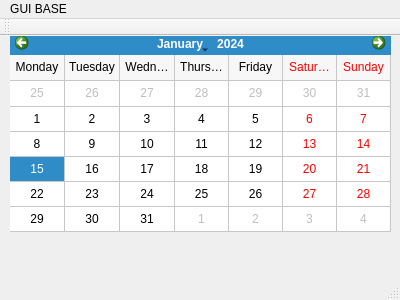
Giorat/LifeFit---progetto-P2, file GUIBase/mainwindow.ui: the form before one commit.
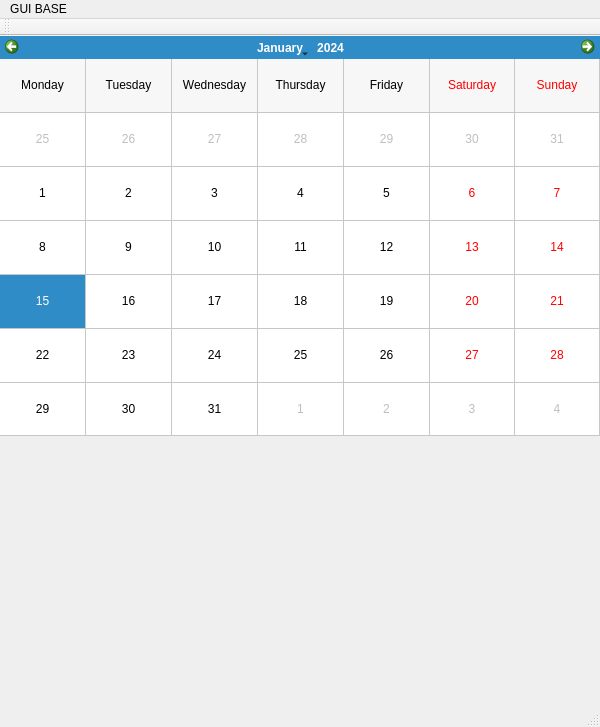
The form after the commit. Custom widgets are drawn as their Qt base class.

The edit to the form file:
```diff
--- a/GUIBase/mainwindow.ui
+++ b/GUIBase/mainwindow.ui
@@ -6,10 +6,16 @@
    <rect>
     <x>0</x>
     <y>0</y>
-    <width>400</width>
-    <height>300</height>
+    <width>600</width>
+    <height>727</height>
    </rect>
   </property>
+  <property name="minimumSize">
+   <size>
+    <width>600</width>
+    <height>550</height>
+   </size>
+  </property>
   <property name="windowTitle">
    <string>MainWindow</string>
   </property>
@@ -17,12 +23,18 @@
    <widget class="QCalendarWidget" name="calendarWidget">
     <property name="geometry">
      <rect>
-      <x>10</x>
-      <y>-4</y>
-      <width>381</width>
-      <height>200</height>
+      <x>0</x>
+      <y>0</y>
+      <width>600</width>
+      <height>400</height>
      </rect>
     </property>
+    <property name="minimumSize">
+     <size>
+      <width>600</width>
+      <height>400</height>
+     </size>
+    </property>
     <property name="gridVisible">
      <bool>true</bool>
     </property>
@@ -39,13 +51,23 @@
      <bool>true</bool>
     </property>
    </widget>
+   <widget class="Widget" name="progressWidget" native="true">
+    <property name="geometry">
+     <rect>
+      <x>10</x>
+      <y>420</y>
+      <width>171</width>
+      <height>191</height>
+     </rect>
+    </property>
+   </widget>
   </widget>
   <widget class="QMenuBar" name="menuBar">
    <property name="geometry">
     <rect>
      <x>0</x>
      <y>0</y>
-     <width>400</width>
+     <width>600</width>
      <height>17</height>
     </rect>
    </property>
@@ -67,6 +89,14 @@
   <widget class="QStatusBar" name="statusBar"/>
  </widget>
  <layoutdefault spacing="6" margin="11"/>
+ <customwidgets>
+  <customwidget>
+   <class>Widget</class>
+   <extends>QWidget</extends>
+   <header>widget.h</header>
+   <container>1</container>
+  </customwidget>
+ </customwidgets>
  <resources/>
  <connections/>
 </ui>
```
